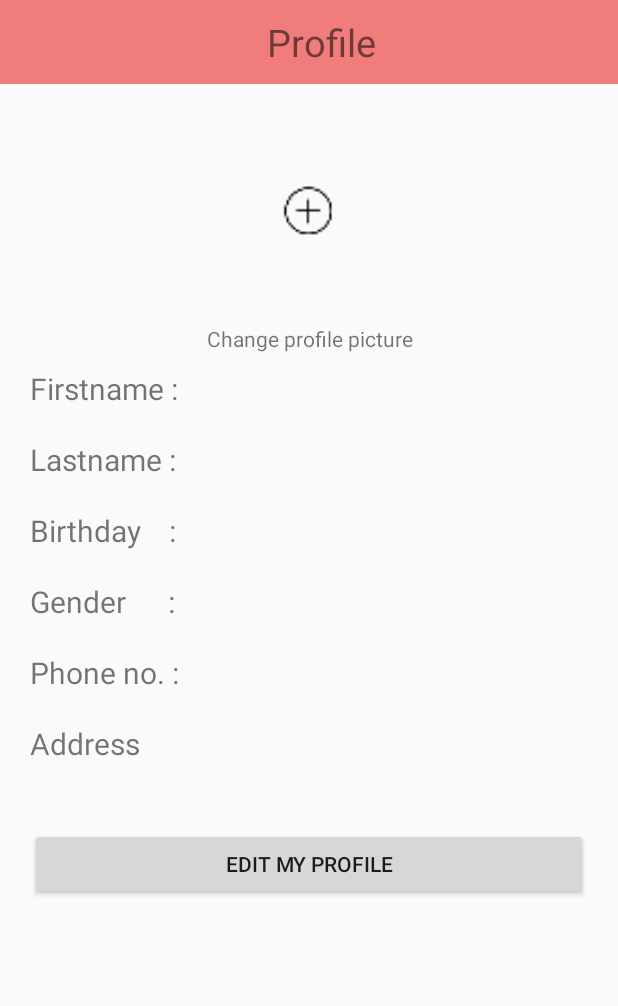
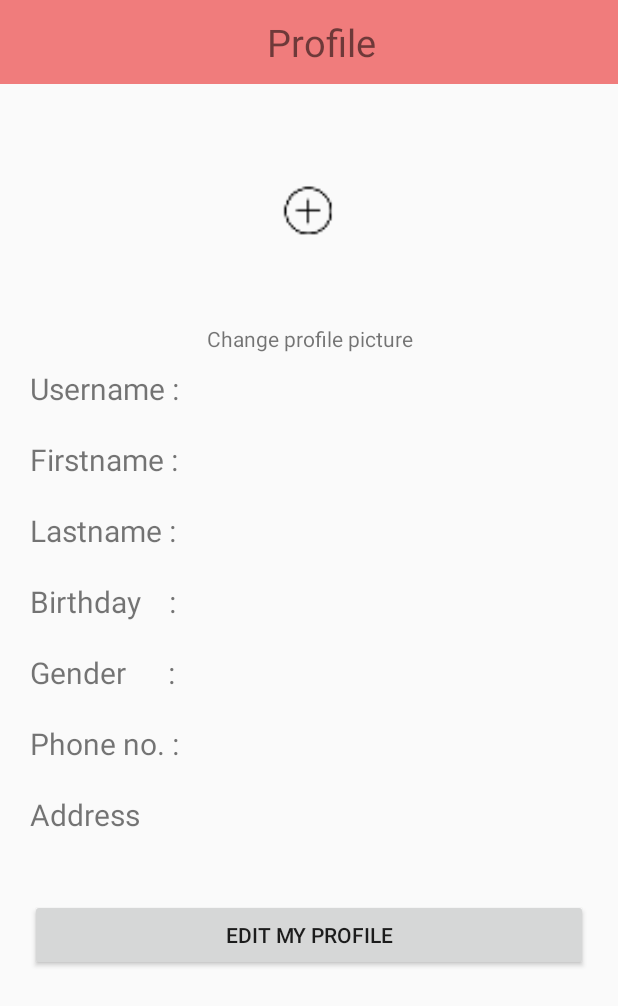
Before and after one commit to 7daysnevermore/SeniorBeautician, an Android app: the layout activity_viewprofile.xml on its own in the app's theme, with its tools: preview values and no code run, on a phone screen of 412 x 824 dp. Shown: the top 1006 px of the screen. Run offline under Robolectric (Android 15) with nearby library versions, the phone set to English and light mode, and no system bars.

Commit message:
Edit Beautician building and other

```diff
--- a/BeautyBlinkBeautician/app/src/main/java/com/example/nunepc/beautyblinkbeautician/EmailLogin.java
+++ b/BeautyBlinkBeautician/app/src/main/java/com/example/nunepc/beautyblinkbeautician/EmailLogin.java
@@ -96,6 +96,7 @@ public class EmailLogin extends AppCompatActivity implements View.OnClickListene
                     Intent intent = new Intent(this, Register.class);
                     intent.putExtra("lat", "");
                     intent.putExtra("lng", "");
+                    intent.putExtra("zip", "");
                     startActivity(intent);
 
                     break;
--- a/BeautyBlinkBeautician/app/src/main/java/com/example/nunepc/beautyblinkbeautician/PostPromotion.java
+++ b/BeautyBlinkBeautician/app/src/main/java/com/example/nunepc/beautyblinkbeautician/PostPromotion.java
@@ -78,7 +78,7 @@ public class PostPromotion extends AppCompatActivity {
                 if (user == null) {
                     Toast.makeText(PostPromotion.this, "Error: could not fetch user.", Toast.LENGTH_LONG).show();
                 } else {
-                    username = user.firstname;
+                    username = user.username;
                     profile = user.profile;
                 }
             }
--- a/BeautyBlinkBeautician/app/src/main/java/com/example/nunepc/beautyblinkbeautician/ProfilePromote.java
+++ b/BeautyBlinkBeautician/app/src/main/java/com/example/nunepc/beautyblinkbeautician/ProfilePromote.java
@@ -94,7 +94,7 @@ public class ProfilePromote extends AppCompatActivity {
                         Toast.makeText(ProfilePromote.this, "Error: could not fetch user.", Toast.LENGTH_LONG).show();
                     } else {
 
-                        namepromote.setText(promote.name);
+                        namepromote.setText(promote.username);
                         locationpromote.setText(promote.district+promote.province+" ...");
 
                         if(!promote.BeauticianProfile.equals("")){
--- a/BeautyBlinkBeautician/app/src/main/java/com/example/nunepc/beautyblinkbeautician/StorePreview.java
+++ b/BeautyBlinkBeautician/app/src/main/java/com/example/nunepc/beautyblinkbeautician/StorePreview.java
@@ -57,7 +57,7 @@ public class StorePreview extends AppCompatActivity implements View.OnClickListe
                 if (user == null) {
                     Toast.makeText(StorePreview.this, "Error: could not fetch user.", Toast.LENGTH_LONG).show();
                 } else {
-                    previewname.setText(user.firstname+" "+user.lastname);
+                    previewname.setText(user.username);
                 }
             }
 
--- a/BeautyBlinkBeautician/app/src/main/res/layout/activity_viewprofile.xml
+++ b/BeautyBlinkBeautician/app/src/main/res/layout/activity_viewprofile.xml
@@ -67,15 +67,39 @@
                         android:layout_width="wrap_content"
                         android:layout_height="wrap_content"
                         android:textSize="20dp"
-                        android:text="Firstname : "/>
+                        android:text="Username : "/>
 
                     <TextView
-                        android:id="@+id/firstname"
+                        android:id="@+id/username"
                         android:layout_weight="5"
                         android:layout_width="wrap_content"
                         android:layout_height="wrap_content"
                         android:textSize="20dp"
                         android:text=""/>
+
+                </LinearLayout>
+
+                <LinearLayout
+                    android:layout_width="match_parent"
+                    android:layout_height="wrap_content"
+                    android:layout_marginBottom="10dp"
+                    android:layout_marginTop="10dp"
+                    android:orientation="horizontal">
+
+                    <TextView
+                        android:layout_width="wrap_content"
+                        android:layout_height="wrap_content"
+                        android:layout_weight="1"
+                        android:text="Firstname : "
+                        android:textSize="20dp" />
+
+                    <TextView
+                        android:id="@+id/firstname"
+                        android:layout_width="wrap_content"
+                        android:layout_height="wrap_content"
+                        android:layout_weight="5"
+                        android:text=""
+                        android:textSize="20dp" />
 
                 </LinearLayout>
 
```
Also changed, not shown: BeautyBlinkBeautician/app/src/main/java/com/example/nunepc/beautyblinkbeautician/MapCurrentLocation.java (+7 -7 lines), BeautyBlinkBeautician/app/src/main/java/com/example/nunepc/beautyblinkbeautician/Register.java (+17 -8 lines), BeautyBlinkBeautician/app/src/main/java/com/example/nunepc/beautyblinkbeautician/ViewProfile.java (+4 -3 lines), BeautyBlinkBeautician/app/src/main/java/com/example/nunepc/beautyblinkbeautician/model/DataProfilePromote.java (+6 -5 lines).
